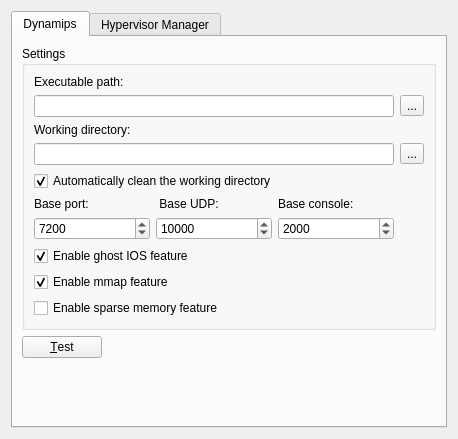
GNS3/gns3-legacy, file src/GNS3/Ui/ConfigurationPages/Form_PreferencesDynamips.ui: the form before one commit.
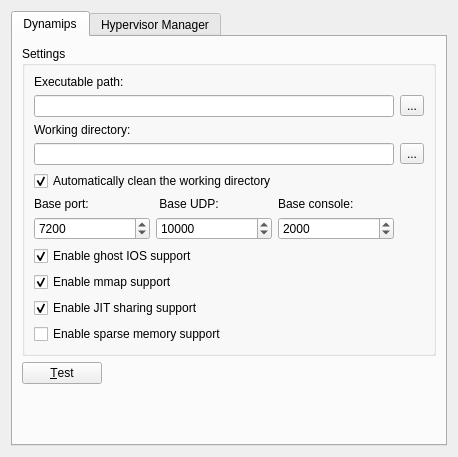
The form after the commit.

Commit message: [*] Spanish translation updated (thanks Jose) + OIR management for c3660 and c3745 (only NM-4T) => available only in Dynamips 0.2.8 RC3

The edit to the form file:
```diff
--- a/src/GNS3/Ui/ConfigurationPages/Form_PreferencesDynamips.ui
+++ b/src/GNS3/Ui/ConfigurationPages/Form_PreferencesDynamips.ui
@@ -7,7 +7,7 @@
     <x>0</x>
     <y>0</y>
     <width>458</width>
-    <height>439</height>
+    <height>457</height>
    </rect>
   </property>
   <property name="windowTitle">
@@ -23,7 +23,7 @@
       <attribute name="title">
        <string>Dynamips</string>
       </attribute>
-      <layout class="QVBoxLayout">
+      <layout class="QVBoxLayout" name="verticalLayout">
        <item>
         <widget class="QGroupBox" name="groupBox">
          <property name="sizePolicy">
@@ -35,8 +35,8 @@
          <property name="title">
           <string>Settings</string>
          </property>
-         <layout class="QGridLayout">
-          <item row="0" column="0" colspan="3">
+         <layout class="QGridLayout" name="gridLayout">
+          <item row="0" column="0">
            <widget class="QLabel" name="label">
             <property name="text">
              <string>Executable path:</string>
@@ -56,7 +56,7 @@
             </property>
            </widget>
           </item>
-          <item row="2" column="0" colspan="3">
+          <item row="2" column="0" colspan="2">
            <widget class="QLabel" name="label_2">
             <property name="text">
              <string>Working directory:</string>
@@ -73,7 +73,7 @@
             </property>
            </widget>
           </item>
-          <item row="4" column="0" colspan="4">
+          <item row="4" column="0" colspan="3">
            <widget class="QCheckBox" name="checkBoxClearWorkdir">
             <property name="text">
              <string>Automatically clean the working directory</string>
@@ -137,7 +137,7 @@
           <item row="7" column="0" colspan="2">
            <widget class="QCheckBox" name="checkBoxGhosting">
             <property name="text">
-             <string>Enable ghost IOS feature</string>
+             <string>Enable ghost IOS support</string>
             </property>
             <property name="checked">
              <bool>true</bool>
@@ -147,7 +147,7 @@
           <item row="8" column="0" colspan="2">
            <widget class="QCheckBox" name="checkBoxMmap">
             <property name="text">
-             <string>Enable mmap feature</string>
+             <string>Enable mmap support</string>
             </property>
             <property name="checked">
              <bool>true</bool>
@@ -155,9 +155,19 @@
            </widget>
           </item>
           <item row="9" column="0" colspan="2">
+           <widget class="QCheckBox" name="checkBoxJITsharing">
+            <property name="text">
+             <string>Enable JIT sharing support</string>
+            </property>
+            <property name="checked">
+             <bool>true</bool>
+            </property>
+           </widget>
+          </item>
+          <item row="10" column="0" colspan="2">
            <widget class="QCheckBox" name="checkBoxSparseMem">
             <property name="text">
-             <string>Enable sparse memory feature</string>
+             <string>Enable sparse memory support</string>
             </property>
             <property name="checked">
              <bool>false</bool>
```
The commit also changes 67 other files.
